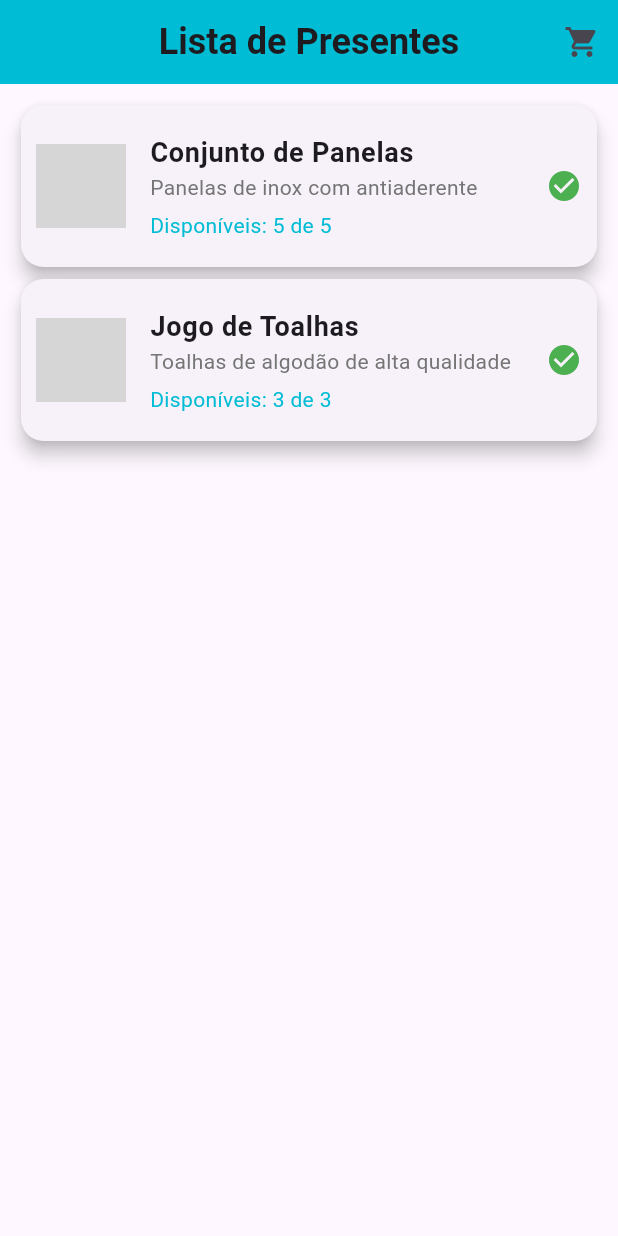
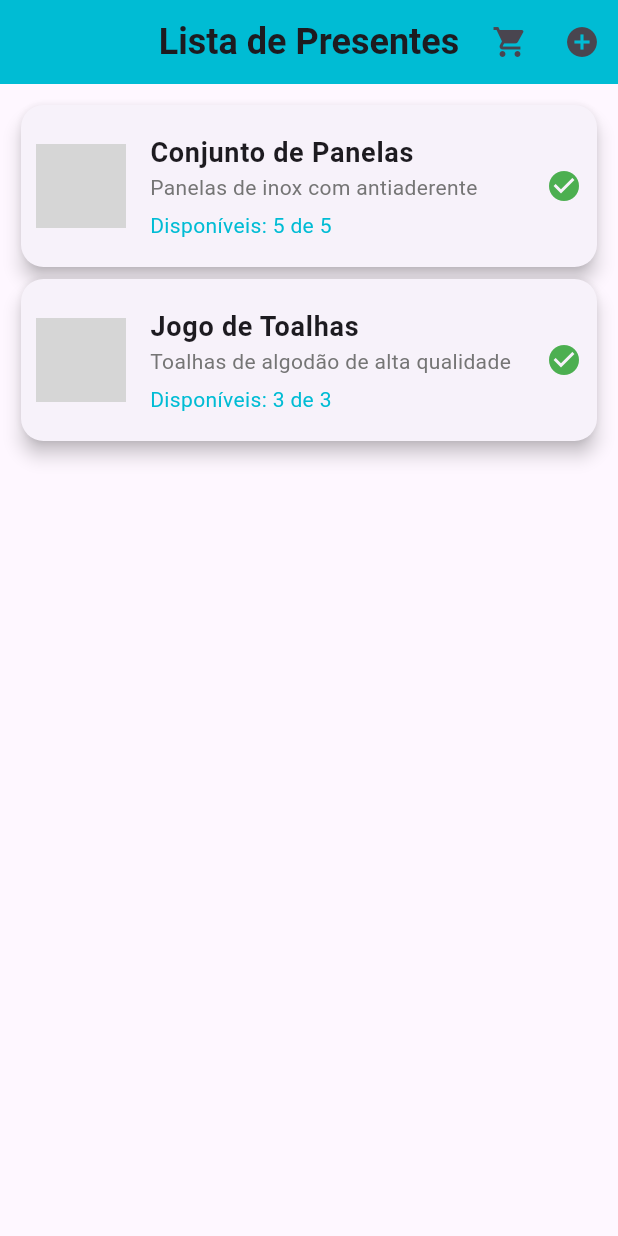
Before and after one commit to ConradoMaia/flutter_lista_de_presentes, a Flutter app: the screen it shows after launch, on a phone screen of 412 x 824 dp. Run offline on Flutter 3.47's test engine with Material 3 defaults, Android fonts, the phone set to English and light mode, and no system bars; grey boxes are pictures that could not be loaded.

```diff
--- a/lib/main.dart
+++ b/lib/main.dart
@@ -11,9 +11,9 @@ class MyApp extends StatelessWidget {
   @override
   Widget build(BuildContext context) {
     return MaterialApp(
-      title: 'Lista de Presentes',
+      title: 'Chá de Panelas',
       theme: ThemeData(
-        primarySwatch: Colors.blue,
+        primarySwatch: Colors.cyan,
       ),
       home: HomePage(),
     );
--- a/lib/pages/home_page.dart
+++ b/lib/pages/home_page.dart
@@ -1,4 +1,5 @@
 import 'package:flutter/material.dart';
+import 'package:flutter_lista_de_presentes/pages/product_registration_page.dart';
 import '../models/gift_item.dart';
 import 'product_detail_page.dart';
 import 'cart_page.dart';
@@ -49,7 +50,7 @@ class _HomePageState extends State<HomePage> {
         backgroundColor: Colors.cyan,
         actions: [
           IconButton(
-            icon: Icon(Icons.shopping_cart),
+            icon: const Icon(Icons.shopping_cart),
             onPressed: () {
               Navigator.push(
                 context,
@@ -58,6 +59,17 @@ class _HomePageState extends State<HomePage> {
                 ),
               );
             },
+          ),
+          IconButton(
+            onPressed: () {
+              Navigator.push(
+                context,
+                MaterialPageRoute(
+                  builder: (context) => ProductRegistrationPage(onAddItem: (GiftItem ) {  },),
+                ),
+              );
+            },
+            icon: const Icon(Icons.add_circle),
           ),
         ],
       ),
```
Also changed, not shown: lib/pages/product_registration_page.dart (added, +76 -0 lines).
